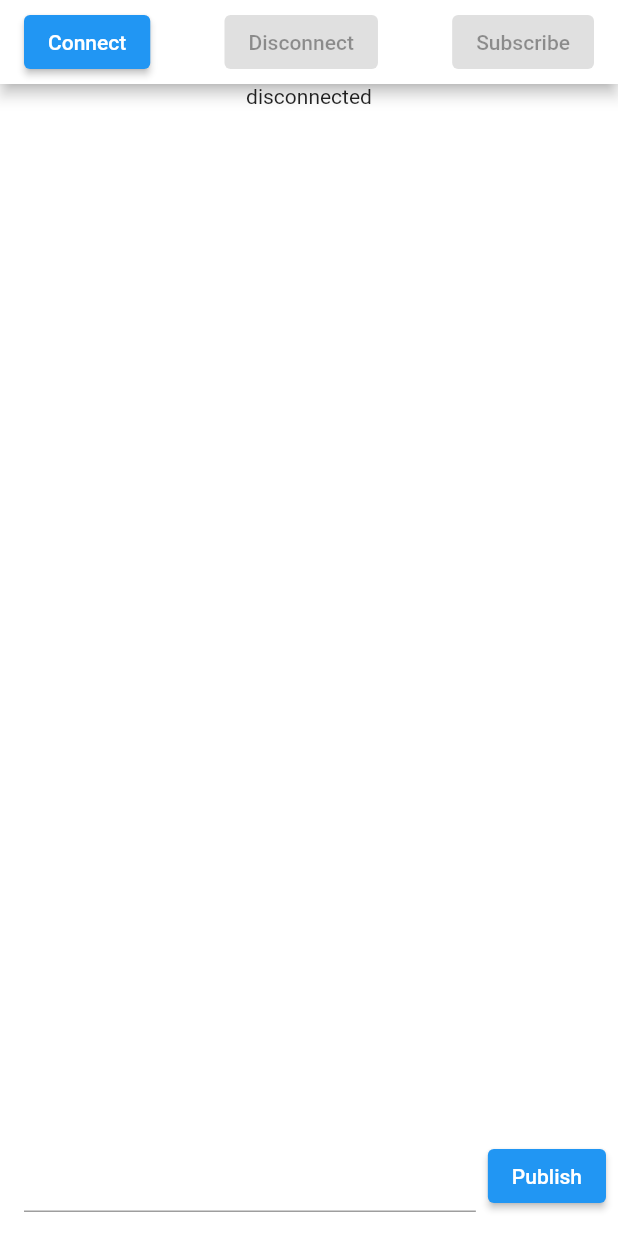
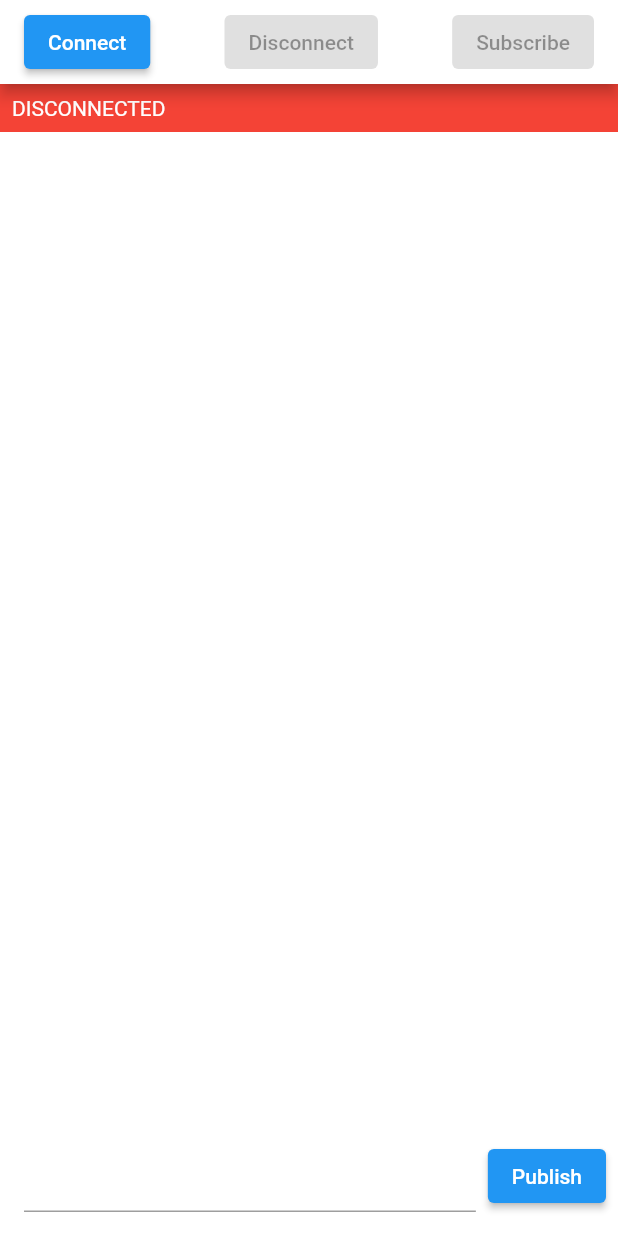
Before and after one commit to marianz-bonfire/flutter_mqtt, a Flutter app: the screen it shows after launch, on a phone screen of 412 x 824 dp. Run offline on Flutter 3.47's test engine with Material 2 defaults, Android fonts, the phone set to English and light mode, and no system bars; missing offline and left inert: mqtt_client.

```diff
--- a/lib/main.dart
+++ b/lib/main.dart
@@ -22,9 +22,11 @@ class MyApp extends StatelessWidget {
       theme: ThemeData(
         primarySwatch: Colors.blue,
       ),
+      debugShowCheckedModeBanner: false,
       home: ChangeNotifierProvider<MqttState>(
         create: (_) => MqttState(),
-          child: MyHomePage(title: 'Flutter Demo Home Page')),
+        child: const MyHomePage(title: 'Flutter MQTT Demo'),
+      ),
     );
   }
 }
@@ -59,9 +61,7 @@ class _MyHomePageState extends State<MyHomePage> {
     );
     manager!.initMqttClient();
     manager!.connect();
-    setState(() {
-
-    });
+    setState(() {});
   }
 
   void disconnect() {
@@ -72,6 +72,34 @@ class _MyHomePageState extends State<MyHomePage> {
   void subscribe() {
     manager!.subscribe('jay#');
     setState(() {});
+  }
+
+  Widget connectionStatus(MqttState appState) {
+    String status = '-';
+    Color statusColor = Colors.white;
+    if (appState.currentState == MqttAppConnectionState.connected) {
+      status = 'CONNECTED';
+      statusColor = Colors.green;
+    } else if (appState.currentState == MqttAppConnectionState.connecting) {
+      status = 'CONNECTING...';
+      statusColor = Colors.blue;
+    } else if (appState.currentState == MqttAppConnectionState.disconnected) {
+      status = 'DISCONNECTED';
+      statusColor = Colors.red;
+    } else {
+      status = '-';
+    }
+    return Container(
+      width: double.infinity,
+      color: statusColor,
+      child: Padding(
+        padding: const EdgeInsets.all(8.0),
+        child: Text(
+          status,
+          style: const TextStyle(color: Colors.white),
+        ),
+      ),
+    );
   }
 
   @override
@@ -86,8 +114,7 @@ class _MyHomePageState extends State<MyHomePage> {
           mainAxisAlignment: MainAxisAlignment.spaceBetween,
           children: [
             ElevatedButton(
-              onPressed: appState.appConnectionState ==
-                  MqttAppConnectionState.connected
+              onPressed: appState.currentState == MqttAppConnectionState.connected
                   ? null
                   : () {
                       connect(appState);
@@ -95,8 +122,7 @@ class _MyHomePageState extends State<MyHomePage> {
               child: const Text('Connect'),
             ),
             ElevatedButton(
-              onPressed: appState.appConnectionState ==
-                  MqttAppConnectionState.disconnected
+              onPressed: appState.currentState == MqttAppConnectionState.disconnected
                   ? null
                   : () {
                       disconnect();
@@ -104,8 +130,7 @@ class _MyHomePageState extends State<MyHomePage> {
               child: const Text('Disconnect'),
             ),
             ElevatedButton(
-              onPressed: appState.appConnectionState ==
-                  MqttAppConnectionState.disconnected
+              onPressed: appState.currentState == MqttAppConnectionState.disconnected
                   ? null
                   : () {
                       subscribe();
@@ -119,28 +144,16 @@ class _MyHomePageState extends State<MyHomePage> {
         child: Column(
           mainAxisAlignment: MainAxisAlignment.center,
           children: <Widget>[
-            Text(appState.appConnectionState == MqttAppConnectionState.connected
-                ? 'connected'
-                : appState.appConnectionState ==
-                MqttAppConnectionState.connecting
-                ? 'connecting'
-                : appState.appConnectionState ==
-                MqttAppConnectionState.disconnected
-                ? 'disconnected'
-                : '-'),
+            connectionStatus(appState),
             manager == null
                 ? const Expanded(child: SizedBox())
                 : Expanded(
-              child:
-              StreamBuilder<List<MqttReceivedMessage<MqttMessage>>>(
+                    child: StreamBuilder<List<MqttReceivedMessage<MqttMessage>>>(
                       stream: manager!.client!.updates,
                       builder: (context, snapshot) {
                         if (snapshot.hasData) {
-                    final MqttPublishMessage recMessage = snapshot
-                        .data!.first.payload as MqttPublishMessage;
-                    final String pt =
-                    MqttPublishPayload.bytesToStringAsString(
-                        recMessage.payload.message);
+                          final MqttPublishMessage recMessage = snapshot.data!.first.payload as MqttPublishMessage;
+                          final String pt = MqttPublishPayload.bytesToStringAsString(recMessage.payload.message);
 
                           chats.add(pt);
                           chats.reversed;
@@ -148,9 +161,15 @@ class _MyHomePageState extends State<MyHomePage> {
                           return ListView.builder(
                             itemCount: chats.length,
                             itemBuilder: (context, index) {
-                        return Padding(
+                              return Column(
+                                crossAxisAlignment: CrossAxisAlignment.start,
+                                children: [
+                                  Padding(
                                     padding: const EdgeInsets.all(8.0),
                                     child: Text(chats[index].toString()),
+                                  ),
+                                  Divider(),
+                                ],
                               );
                             },
                           );
--- a/lib/mqtt_service/mqtt_state.dart
+++ b/lib/mqtt_service/mqtt_state.dart
@@ -6,7 +6,7 @@ class MqttState extends ChangeNotifier {
   MqttAppConnectionState _appConnectionState =
       MqttAppConnectionState.disconnected;
 
-  MqttAppConnectionState get appConnectionState => _appConnectionState;
+  MqttAppConnectionState get currentState => _appConnectionState;
 
   void setAppConnectionState(MqttAppConnectionState stateStatus) {
     _appConnectionState = stateStatus;
--- /dev/null
+++ b/lib/mqtt_service/mqtt_subscribe_state.dart
@@ -0,0 +1,14 @@
+import 'package:flutter/cupertino.dart';
+
+enum SubscribeState { subscribed, unsubscribed, failed, subscribing }
+
+class MqttSubscribeState extends ChangeNotifier {
+  SubscribeState _currentState = SubscribeState.unsubscribed;
+
+  SubscribeState get currentState => _currentState;
+
+  void setSubscribeState(SubscribeState stateStatus) {
+    _currentState = stateStatus;
+    notifyListeners();
+  }
+}
```
Also changed, not shown: lib/mqtt_service/mqtt_manager.dart (+22 -14 lines), lib/utils/logger.dart (added, +34 -0 lines), assets/Screenshot_20240912_102852.png (added), assets/Screenshot_20240912_102926.png (added), assets/Screenshot_20240912_102950.png (added), assets/Screenshot_20240912_105424.png (added), 1 other file. Lines whose indentation alone changed are shown as unchanged.
